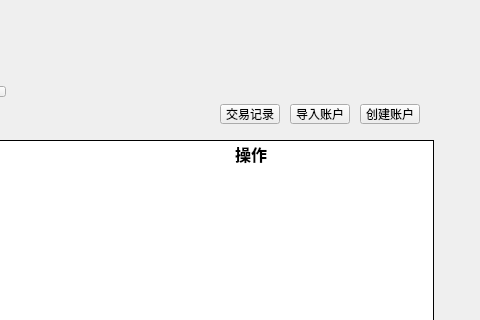
The window that mainpage.ui (HcashOrg/hx-indicator) describes before a commit, drawn with Qt 5; both pictures show x 290 to 770 and y 0 to 320 of the 770 by 530 pixel window.
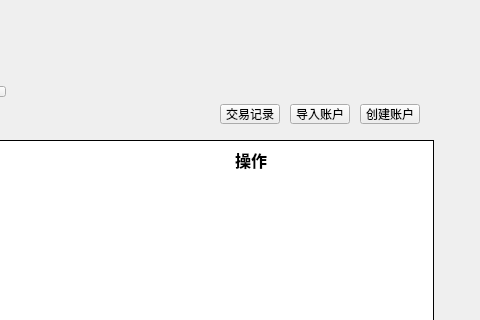
The same window after the commit. Icons and pictures are not drawn.

Commit message: tablewidget row height

The edit to the form file:
```diff
--- a/mainpage.ui
+++ b/mainpage.ui
@@ -372,9 +372,9 @@
    <property name="geometry">
     <rect>
      <x>525</x>
-     <y>143</y>
+     <y>140</y>
      <width>71</width>
-     <height>21</height>
+     <height>40</height>
     </rect>
    </property>
    <property name="font">
```
Left out of the diff: 1 changed line with no effect on the pictures. The commit also changes 16 other files.
